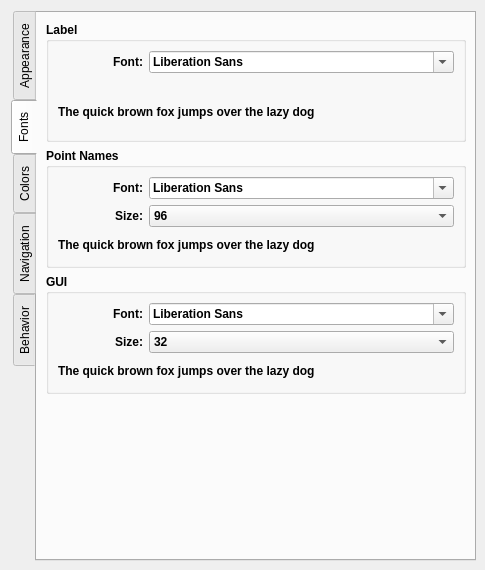
This is src/app/seamly2d/dialogs/configpages/preferencesgraphicsviewpage.ui in FashionFreedom/Seamly2D as Qt 5 draws it before an edit. The edited form follows.
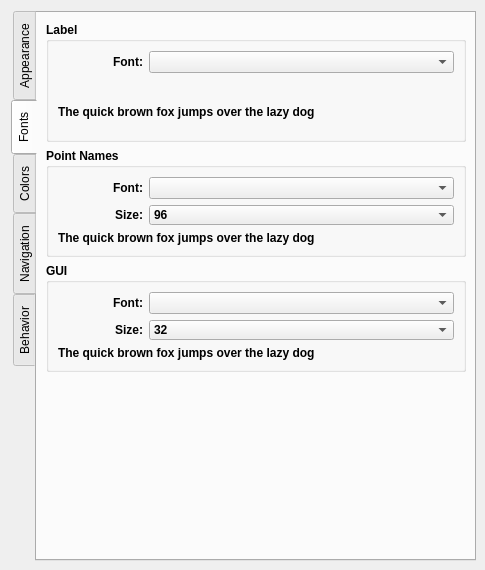
This is the edited form. The open tabs and pages were chosen to show the change. Custom widgets are drawn as their Qt base class.

Commit message: refactor to use QComboBox

What changed in the file:
```diff
--- a/src/app/seamly2d/dialogs/configpages/preferencesgraphicsviewpage.ui
+++ b/src/app/seamly2d/dialogs/configpages/preferencesgraphicsviewpage.ui
@@ -817,26 +817,7 @@
              </widget>
             </item>
             <item row="0" column="1">
-             <widget class="QFontComboBox" name="labelFont_ComboBox">
-              <property name="sizePolicy">
-               <sizepolicy hsizetype="Preferred" vsizetype="Preferred">
-                <horstretch>0</horstretch>
-                <verstretch>0</verstretch>
-               </sizepolicy>
-              </property>
-              <property name="minimumSize">
-               <size>
-                <width>0</width>
-                <height>20</height>
-               </size>
-              </property>
-              <property name="styleSheet">
-               <string notr="true"/>
-              </property>
-              <property name="fontFilters">
-               <set>QFontComboBox::ScalableFonts</set>
-              </property>
-             </widget>
+             <widget class="QComboBox" name="labelFont_ComboBox"/>
             </item>
            </layout>
           </item>
@@ -873,7 +854,7 @@
          <property name="minimumSize">
           <size>
            <width>420</width>
-           <height>120</height>
+           <height>0</height>
           </size>
          </property>
          <property name="font">
@@ -917,32 +898,7 @@
              </widget>
             </item>
             <item row="0" column="1">
-             <widget class="QFontComboBox" name="pointNameFont_ComboBox">
-              <property name="sizePolicy">
-               <sizepolicy hsizetype="Preferred" vsizetype="Preferred">
-                <horstretch>0</horstretch>
-                <verstretch>0</verstretch>
-               </sizepolicy>
-              </property>
-              <property name="minimumSize">
-               <size>
-                <width>200</width>
-                <height>20</height>
-               </size>
-              </property>
-              <property name="font">
-               <font>
-                <pointsize>9</pointsize>
-                <bold>true</bold>
-               </font>
-              </property>
-              <property name="styleSheet">
-               <string notr="true"/>
-              </property>
-              <property name="fontFilters">
-               <set>QFontComboBox::ScalableFonts</set>
-              </property>
-             </widget>
+             <widget class="QComboBox" name="pointNameFont_ComboBox"/>
             </item>
             <item row="1" column="0">
              <widget class="QLabel" name="pointNameFontSize_Label">
@@ -1186,7 +1142,7 @@
          <property name="minimumSize">
           <size>
            <width>420</width>
-           <height>120</height>
+           <height>0</height>
           </size>
          </property>
          <property name="font">
@@ -1230,32 +1186,7 @@
              </widget>
             </item>
             <item row="0" column="1">
-             <widget class="QFontComboBox" name="guiFont_ComboBox">
-              <property name="sizePolicy">
-               <sizepolicy hsizetype="Preferred" vsizetype="Preferred">
-                <horstretch>0</horstretch>
-                <verstretch>0</verstretch>
-               </sizepolicy>
-              </property>
-              <property name="minimumSize">
-               <size>
-                <width>200</width>
-                <height>20</height>
-               </size>
-              </property>
-              <property name="font">
-               <font>
-                <pointsize>9</pointsize>
-                <bold>true</bold>
-               </font>
-              </property>
-              <property name="styleSheet">
-               <string notr="true"/>
-              </property>
-              <property name="fontFilters">
-               <set>QFontComboBox::ScalableFonts</set>
-              </property>
-             </widget>
+             <widget class="QComboBox" name="guiFont_ComboBox"/>
             </item>
             <item row="1" column="0">
              <widget class="QLabel" name="guiFontSize_Label">
```
The commit also changes 4 other files.
